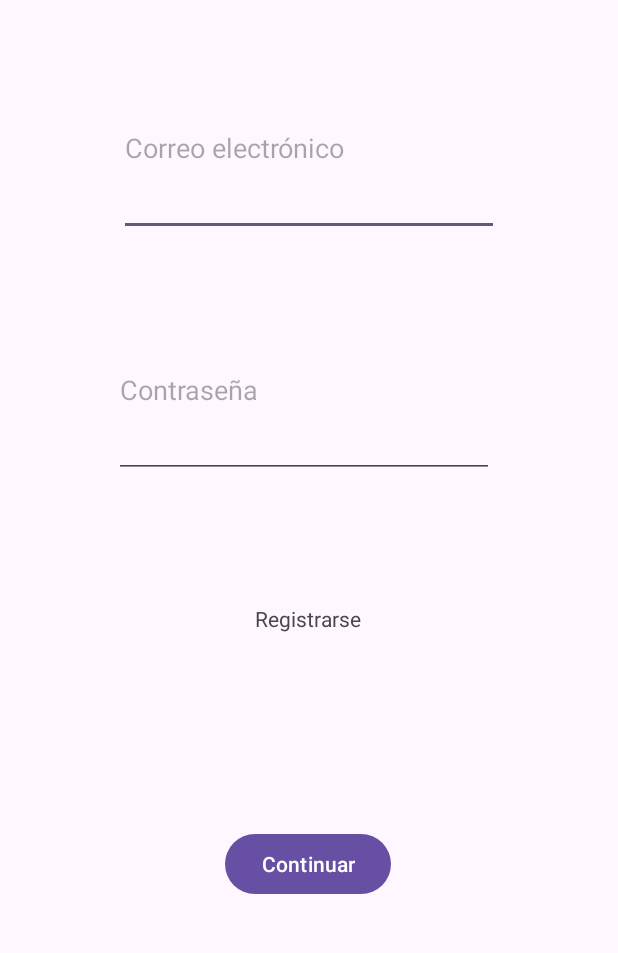
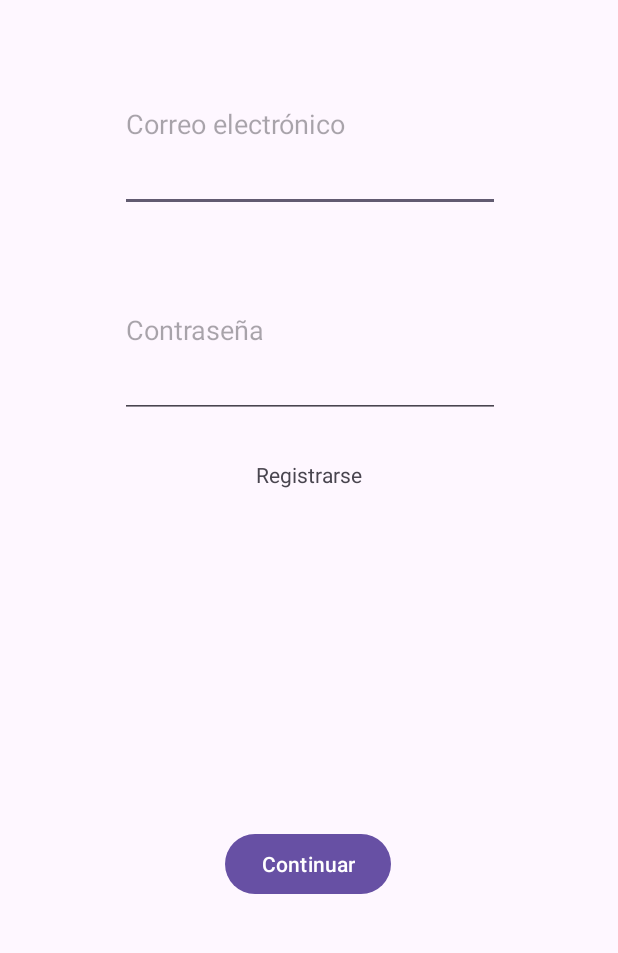
Before and after one commit to Random2127/Abogados, an Android app: the screen it shows after launch (MainActivity), on a phone screen of 412 x 824 dp, the part 240-1193 px from its top. Run offline under Robolectric (Android 15) with nearby library versions, the phone set to English and light mode, and no system bars.

Commit message:
Creados fragmentos y entrada desde main

```diff
--- a/app/src/main/java/com/example/abogados/MainActivity.java
+++ b/app/src/main/java/com/example/abogados/MainActivity.java
@@ -1,6 +1,11 @@
 package com.example.abogados;
 
+import android.content.Intent;
 import android.os.Bundle;
+import android.view.View;
+import android.widget.Button;
+import android.widget.EditText;
+import android.widget.TextView;
 
 import androidx.activity.EdgeToEdge;
 import androidx.appcompat.app.AppCompatActivity;
@@ -8,7 +13,20 @@ import androidx.core.graphics.Insets;
 import androidx.core.view.ViewCompat;
 import androidx.core.view.WindowInsetsCompat;
 
+import com.example.abogados.abogado.AbogadoActivity;
+import com.example.abogados.cliente.ClienteActivity;
+
 public class MainActivity extends AppCompatActivity {
+
+
+    protected EditText correo;
+    protected EditText passwd;
+    protected String correoString;
+
+    protected TextView registro;
+    protected Button boton;
+
+    protected Intent pasarPantalla;
 
     @Override
     protected void onCreate(Bundle savedInstanceState) {
@@ -20,5 +38,42 @@ public class MainActivity extends AppCompatActivity {
             v.setPadding(systemBars.left, systemBars.top, systemBars.right, systemBars.bottom);
             return insets;
         });
+
+        correo = (EditText) findViewById(R.id.correo_main);
+        passwd = (EditText) findViewById(R.id.password_main);
+        registro = (TextView) findViewById(R.id.registro_main);
+        boton = (Button) findViewById(R.id.boton_main);
+
+
+        boton.setOnClickListener(new View.OnClickListener() {
+            @Override
+            public void onClick(View v) {
+
+                correoString = correo.getText().toString().trim();
+
+                // Esto será controlado por el return de rol
+
+                if (correoString.equalsIgnoreCase("adm")){
+                    pasarPantalla = new Intent(MainActivity.this, AbogadoActivity.class);
+                    startActivity(pasarPantalla);
+                    finish();
+                }else {
+                    pasarPantalla = new Intent(MainActivity.this, ClienteActivity.class);
+                    startActivity(pasarPantalla);
+                    finish();
+                }
+            }
+        });
+
+        // Nos lleva a la pagina de registro
+        registro.setOnClickListener(new View.OnClickListener() {
+            @Override
+            public void onClick(View v) {
+                pasarPantalla = new Intent(MainActivity.this, Registro.class);
+                startActivity(pasarPantalla);
+
+            }
+        });
+
     }
 }
--- a/app/src/main/java/com/example/abogados/cliente/ClienteActivity.java
+++ b/app/src/main/java/com/example/abogados/cliente/ClienteActivity.java
@@ -17,10 +17,13 @@ public class ClienteActivity extends AppCompatActivity {
         super.onCreate(savedInstanceState);
         EdgeToEdge.enable(this);
         setContentView(R.layout.activity_cliente);
-        ViewCompat.setOnApplyWindowInsetsListener(findViewById(R.id.main), (v, insets) -> {
+        ViewCompat.setOnApplyWindowInsetsListener(findViewById(R.id.activity_cliente), (v, insets) -> {
             Insets systemBars = insets.getInsets(WindowInsetsCompat.Type.systemBars());
             v.setPadding(systemBars.left, systemBars.top, systemBars.right, systemBars.bottom);
             return insets;
         });
+
+
+
     }
 }
--- a/app/src/main/res/layout/activity_abogado.xml
+++ b/app/src/main/res/layout/activity_abogado.xml
@@ -3,6 +3,7 @@
     xmlns:android="http://schemas.android.com/apk/res/android"
     xmlns:app="http://schemas.android.com/apk/res-auto"
     xmlns:tools="http://schemas.android.com/tools"
+    android:id="@+id/activity_abogado"
     android:layout_width="match_parent"
     android:layout_height="match_parent"
     android:orientation="vertical"
@@ -27,7 +28,6 @@
 
     <!-- navbar -->
     <com.google.android.material.bottomnavigation.BottomNavigationView
-        android:id="@+id/menu_abogado"
         android:layout_width="match_parent"
         android:layout_height="wrap_content"
         app:menu="@menu/menu_nav_abogado"
--- a/app/src/main/res/layout/activity_cliente.xml
+++ b/app/src/main/res/layout/activity_cliente.xml
@@ -3,6 +3,7 @@
     xmlns:android="http://schemas.android.com/apk/res/android"
     xmlns:app="http://schemas.android.com/apk/res-auto"
     xmlns:tools="http://schemas.android.com/tools"
+    android:id="@+id/activity_cliente"
     android:layout_width="match_parent"
     android:layout_height="match_parent"
     android:orientation="vertical"
@@ -12,7 +13,7 @@
     <com.google.android.material.appbar.MaterialToolbar
         android:layout_width="match_parent"
         android:layout_height="?attr/actionBarSize"
-        app:titleTextColor="@color/black"
+        android:titleTextColor="@color/black"
         android:background="@color/white"
         app:menu="@menu/menu_main">
     </com.google.android.material.appbar.MaterialToolbar>
@@ -31,7 +32,6 @@
         android:layout_height="wrap_content"
         app:menu="@menu/menu_nav_cliente"
         android:layout_gravity="bottom">
-
     </com.google.android.material.bottomnavigation.BottomNavigationView>
 
 
--- a/app/src/main/res/layout/activity_main.xml
+++ b/app/src/main/res/layout/activity_main.xml
@@ -33,11 +33,12 @@
         android:id="@+id/correo_main"
         android:layout_width="253dp"
         android:layout_height="117dp"
-        android:layout_marginTop="40dp"
+        android:layout_marginTop="24dp"
         android:ems="10"
         android:hint="Correo electrónico"
         android:inputType="textEmailAddress"
         app:layout_constraintEnd_toEndOf="parent"
+        app:layout_constraintHorizontal_bias="0.504"
         app:layout_constraintStart_toStartOf="parent"
         app:layout_constraintTop_toBottomOf="@+id/imagen_main" />
 
@@ -45,12 +46,12 @@
         android:id="@+id/password_main"
         android:layout_width="253dp"
         android:layout_height="117dp"
-        android:layout_marginTop="44dp"
+        android:layout_marginTop="20dp"
         android:ems="10"
         android:hint="Contraseña"
         android:inputType="textPassword"
         app:layout_constraintEnd_toEndOf="parent"
-        app:layout_constraintHorizontal_bias="0.478"
+        app:layout_constraintHorizontal_bias="0.504"
         app:layout_constraintStart_toStartOf="parent"
         app:layout_constraintTop_toBottomOf="@+id/correo_main" />
 
@@ -58,10 +59,9 @@
         android:id="@+id/registro_main"
         android:layout_width="wrap_content"
         android:layout_height="wrap_content"
-        android:layout_marginTop="84dp"
+        android:layout_marginTop="28dp"
         android:text="Registrarse"
         app:layout_constraintEnd_toEndOf="parent"
-        app:layout_constraintHorizontal_bias="0.498"
         app:layout_constraintStart_toStartOf="parent"
         app:layout_constraintTop_toBottomOf="@+id/password_main" />
 
--- /dev/null
+++ b/app/src/main/res/layout/fragment_chat.xml
@@ -0,0 +1,6 @@
+<?xml version="1.0" encoding="utf-8"?>
+<FrameLayout xmlns:android="http://schemas.android.com/apk/res/android"
+    xmlns:tools="http://schemas.android.com/tools"
+    android:layout_width="match_parent"
+    android:layout_height="match_parent"
+    tools:context=".abogado.ChatFragment"/>
--- /dev/null
+++ b/app/src/main/res/layout/fragment_cliente.xml
@@ -0,0 +1,6 @@
+<?xml version="1.0" encoding="utf-8"?>
+<FrameLayout xmlns:android="http://schemas.android.com/apk/res/android"
+    xmlns:tools="http://schemas.android.com/tools"
+    android:layout_width="match_parent"
+    android:layout_height="match_parent"
+    tools:context=".abogado.ClienteFragment"/>
--- /dev/null
+++ b/app/src/main/res/layout/fragment_crear.xml
@@ -0,0 +1,6 @@
+<?xml version="1.0" encoding="utf-8"?>
+<FrameLayout xmlns:android="http://schemas.android.com/apk/res/android"
+    xmlns:tools="http://schemas.android.com/tools"
+    android:layout_width="match_parent"
+    android:layout_height="match_parent"
+    tools:context=".abogado.CrearFragment"/>
--- a/app/src/main/res/menu/menu_nav_cliente.xml
+++ b/app/src/main/res/menu/menu_nav_cliente.xml
@@ -3,8 +3,7 @@
     <item
         android:id="@+id/cli_home"
         android:title="Home"
-        android:icon="@drawable/home"
-        />
+        android:icon="@drawable/home"/>
     <item
         android:id="@+id/cli_cita"
         android:title="Citas"
--- a/app/src/main/res/values/strings.xml
+++ b/app/src/main/res/values/strings.xml
@@ -1,3 +1,5 @@
 <resources>
     <string name="app_name">Abogados</string>
+    <!-- TODO: Remove or change this placeholder text -->
+    <string name="hello_blank_fragment">Hello blank fragment</string>
 </resources>
```
Also changed, not shown: app/src/main/java/com/example/abogados/Registro.java (+44 -0 lines), app/src/main/java/com/example/abogados/abogado/AbogadoActivity.java (+7 -1 lines), app/src/main/java/com/example/abogados/abogado/ChatFragment.java (added, +66 -0 lines), app/src/main/java/com/example/abogados/abogado/ClienteFragment.java (added, +66 -0 lines), app/src/main/java/com/example/abogados/abogado/CrearFragment.java (added, +66 -0 lines), app/src/main/java/com/example/abogados/abogado/HomeAdmFragment.java (added, +66 -0 lines), app/src/main/res/layout/fragment_home_adm.xml (added, +16 -0 lines).
